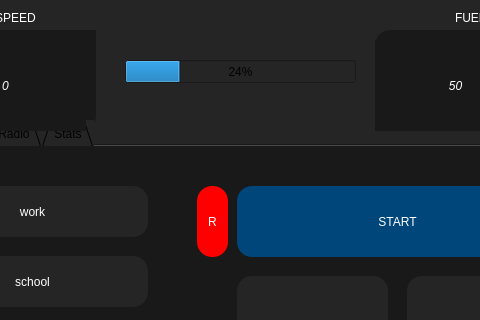
This is Code/LoginWindow/LoginWindow/mainwindow.ui in ajmcint2/Team15CSE360 as Qt 5 draws it before an edit; both pictures show x 125 to 605 and y 0 to 320 of the 724 by 522 pixel window. The edited form follows.
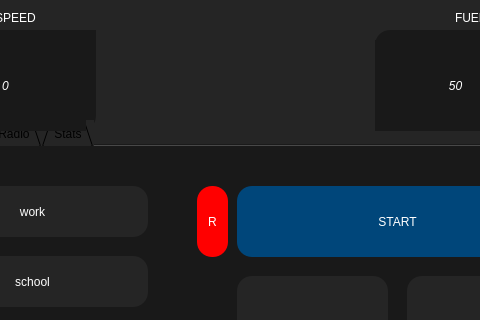
This is the edited form.

What changed in the file:
```diff
--- a/Code/LoginWindow/LoginWindow/mainwindow.ui
+++ b/Code/LoginWindow/LoginWindow/mainwindow.ui
@@ -1701,19 +1701,6 @@
      <string/>
     </property>
    </widget>
-   <widget class="QProgressBar" name="progressBar">
-    <property name="geometry">
-     <rect>
-      <x>250</x>
-      <y>60</y>
-      <width>231</width>
-      <height>23</height>
-     </rect>
-    </property>
-    <property name="value">
-     <number>24</number>
-    </property>
-   </widget>
    <zorder>empty_2</zorder>
    <zorder>FuelGauge</zorder>
    <zorder>Speedometer</zorder>
```
Left out of the diff: 54 changed lines with no effect on the pictures.
